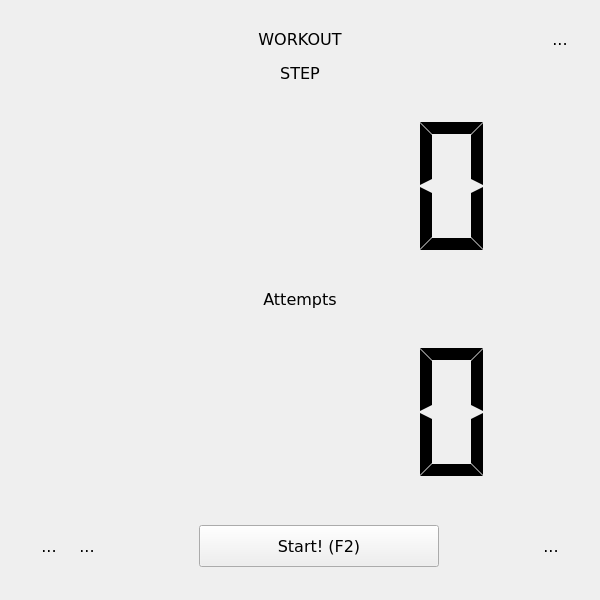
The window that src/ui/MainWindow.ui (antongus/kettlebell-timer) describes before a commit, drawn with Qt 5.
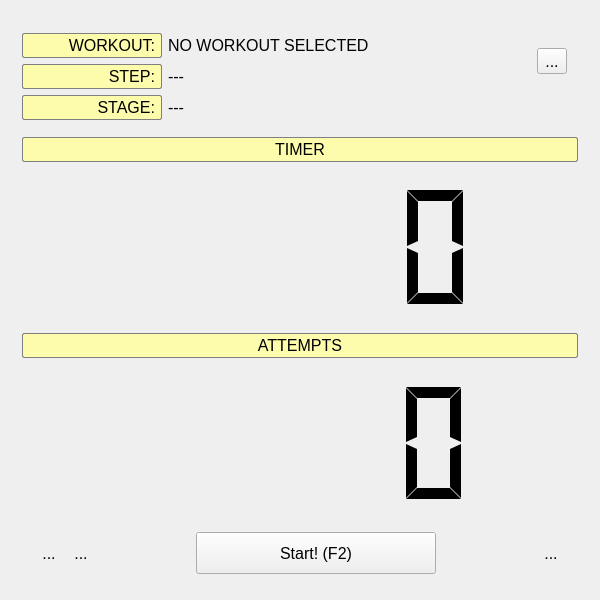
The same window after the commit. Icons and pictures are not drawn.

Commit message: made separate labels for step and stage, rearrange ui

```diff
--- a/src/ui/MainWindow.ui
+++ b/src/ui/MainWindow.ui
@@ -12,16 +12,16 @@
   </property>
   <property name="font">
    <font>
-    <family>Verdana</family>
     <pointsize>12</pointsize>
-    <weight>50</weight>
-    <bold>false</bold>
    </font>
   </property>
   <property name="windowIcon">
    <iconset resource="../../res/resource.qrc">
     <normaloff>:/icons/kettlebell.svg</normaloff>:/icons/kettlebell.svg</iconset>
   </property>
+  <property name="styleSheet">
+   <string notr="true"/>
+  </property>
   <widget class="QWidget" name="centralWidget">
    <layout class="QVBoxLayout" name="verticalLayout_4">
     <item>
@@ -29,79 +29,120 @@
       <layout class="QVBoxLayout" name="verticalLayout_3">
        <item>
         <widget class="QWidget" name="widget_4" native="true">
-         <layout class="QHBoxLayout" name="horizontalLayout_4">
+         <layout class="QGridLayout" name="gridLayout">
           <property name="leftMargin">
-           <number>1</number>
+           <number>0</number>
           </property>
-          <property name="topMargin">
-           <number>1</number>
-          </property>
-          <property name="rightMargin">
-           <number>1</number>
-          </property>
-          <property name="bottomMargin">
-           <number>1</number>
-          </property>
-          <item>
-           <spacer name="horizontalSpacer_6">
-            <property name="orientation">
-             <enum>Qt::Horizontal</enum>
+          <item row="0" column="2">
+           <widget class="QLabel" name="labelWorkoutCaption">
+            <property name="sizePolicy">
+             <sizepolicy hsizetype="Expanding" vsizetype="Preferred">
+              <horstretch>0</horstretch>
+              <verstretch>0</verstretch>
+             </sizepolicy>
             </property>
-            <property name="sizeType">
-             <enum>QSizePolicy::Fixed</enum>
+            <property name="text">
+             <string>NO WORKOUT SELECTED</string>
             </property>
-            <property name="sizeHint" stdset="0">
+            <property name="alignment">
+             <set>Qt::AlignLeading|Qt::AlignLeft|Qt::AlignVCenter</set>
+            </property>
+           </widget>
+          </item>
+          <item row="3" column="0">
+           <widget class="QLabel" name="labelStage">
+            <property name="minimumSize">
              <size>
-              <width>40</width>
-              <height>20</height>
+              <width>140</width>
+              <height>0</height>
              </size>
             </property>
-           </spacer>
-          </item>
-          <item>
-           <spacer name="horizontalSpacer_8">
-            <property name="orientation">
-             <enum>Qt::Horizontal</enum>
+            <property name="styleSheet">
+             <string notr="true">padding: 2px 2px;
+border: 1px solid;
+border-radius: 2px;
+background-color: rgba(255, 255, 153, 200);
+border-color: gray;
+font-size: 12pt;</string>
             </property>
-            <property name="sizeHint" stdset="0">
+            <property name="text">
+             <string>STAGE:</string>
+            </property>
+            <property name="alignment">
+             <set>Qt::AlignRight|Qt::AlignTrailing|Qt::AlignVCenter</set>
+            </property>
+           </widget>
+          </item>
+          <item row="0" column="0">
+           <widget class="QLabel" name="labelWorkout">
+            <property name="minimumSize">
              <size>
-              <width>40</width>
-              <height>20</height>
+              <width>140</width>
+              <height>0</height>
              </size>
             </property>
-           </spacer>
-          </item>
-          <item>
-           <widget class="QLabel" name="labelWorkoutName">
+            <property name="styleSheet">
+             <string notr="true">padding: 2px 2px;
+border: 1px solid;
+border-radius: 2px;
+background-color: rgba(255, 255, 153, 200);
+border-color: gray;
+font-size: 12pt;</string>
+            </property>
             <property name="text">
-             <string>WORKOUT</string>
+             <string>WORKOUT:</string>
             </property>
             <property name="alignment">
-             <set>Qt::AlignCenter</set>
+             <set>Qt::AlignRight|Qt::AlignTrailing|Qt::AlignVCenter</set>
             </property>
            </widget>
           </item>
-          <item>
-           <spacer name="horizontalSpacer">
-            <property name="orientation">
-             <enum>Qt::Horizontal</enum>
+          <item row="3" column="2">
+           <widget class="QLabel" name="labelStageCaption">
+            <property name="text">
+             <string>---</string>
             </property>
-            <property name="sizeHint" stdset="0">
+            <property name="alignment">
+             <set>Qt::AlignLeading|Qt::AlignLeft|Qt::AlignVCenter</set>
+            </property>
+           </widget>
+          </item>
+          <item row="1" column="0">
+           <widget class="QLabel" name="labelStep">
+            <property name="minimumSize">
              <size>
-              <width>40</width>
-              <height>20</height>
+              <width>140</width>
+              <height>0</height>
              </size>
             </property>
-           </spacer>
+            <property name="styleSheet">
+             <string notr="true">padding: 2px 2px;
+border: 1px solid;
+border-radius: 2px;
+background-color: rgba(255, 255, 153, 200);
+border-color: gray;
+font-size: 12pt;</string>
+            </property>
+            <property name="text">
+             <string>STEP:</string>
+            </property>
+            <property name="alignment">
+             <set>Qt::AlignRight|Qt::AlignTrailing|Qt::AlignVCenter</set>
+            </property>
+           </widget>
           </item>
-          <item>
+          <item row="1" column="2">
+           <widget class="QLabel" name="labelStepCaption">
+            <property name="text">
+             <string>---</string>
+            </property>
+            <property name="alignment">
+             <set>Qt::AlignLeading|Qt::AlignLeft|Qt::AlignVCenter</set>
+            </property>
+           </widget>
+          </item>
+          <item row="0" column="3" rowspan="2">
            <widget class="QToolButton" name="tbSelectWorkout">
-            <property name="minimumSize">
-             <size>
-              <width>32</width>
-              <height>32</height>
-             </size>
-            </property>
             <property name="toolTip">
              <string>Select workout...</string>
             </property>
@@ -114,70 +155,37 @@
             </property>
             <property name="iconSize">
              <size>
-              <width>32</width>
-              <height>32</height>
+              <width>44</width>
+              <height>44</height>
              </size>
             </property>
-            <property name="autoRaise">
-             <bool>true</bool>
-            </property>
            </widget>
           </item>
          </layout>
         </widget>
        </item>
        <item>
-        <widget class="QWidget" name="widget_7" native="true">
-         <layout class="QHBoxLayout" name="horizontalLayout_7">
-          <property name="leftMargin">
-           <number>1</number>
-          </property>
-          <property name="topMargin">
-           <number>1</number>
-          </property>
-          <property name="rightMargin">
-           <number>1</number>
-          </property>
-          <property name="bottomMargin">
-           <number>1</number>
-          </property>
-          <item>
-           <spacer name="horizontalSpacer_13">
-            <property name="orientation">
-             <enum>Qt::Horizontal</enum>
-            </property>
-            <property name="sizeHint" stdset="0">
-             <size>
-              <width>40</width>
-              <height>20</height>
-             </size>
-            </property>
-           </spacer>
-          </item>
-          <item>
-           <widget class="QLabel" name="labelWorkoutStepName">
-            <property name="text">
-             <string>STEP</string>
-            </property>
-            <property name="alignment">
-             <set>Qt::AlignCenter</set>
-            </property>
-           </widget>
-          </item>
-          <item>
-           <spacer name="horizontalSpacer_14">
-            <property name="orientation">
-             <enum>Qt::Horizontal</enum>
-            </property>
-            <property name="sizeHint" stdset="0">
-             <size>
-              <width>40</width>
-              <height>20</height>
-             </size>
-            </property>
-           </spacer>
-          </item>
-         </layout>
+        <widget class="QLabel" name="labelTimer">
+         <property name="minimumSize">
+          <size>
+           <width>140</width>
+           <height>0</height>
+          </size>
+         </property>
+         <property name="styleSheet">
+          <string notr="true">padding: 2px 2px;
+border: 1px solid;
+border-radius: 2px;
+background-color: rgba(255, 255, 153, 200);
+border-color: gray;
+font-size: 12pt;</string>
+         </property>
+         <property name="text">
+          <string>TIMER</string>
+         </property>
+         <property name="alignment">
+          <set>Qt::AlignCenter</set>
+         </property>
         </widget>
        </item>
        <item>
@@ -190,13 +198,13 @@
          </property>
          <layout class="QHBoxLayout" name="horizontalLayout">
           <item>
-           <spacer name="horizontalSpacer_2">
+           <spacer name="horizontalSpacer">
             <property name="orientation">
              <enum>Qt::Horizontal</enum>
             </property>
             <property name="sizeHint" stdset="0">
              <size>
-              <width>131</width>
+              <width>40</width>
               <height>20</height>
              </size>
             </property>
@@ -228,13 +236,13 @@
            </widget>
           </item>
           <item>
-           <spacer name="horizontalSpacer_4">
+           <spacer name="horizontalSpacer_2">
             <property name="orientation">
              <enum>Qt::Horizontal</enum>
             </property>
             <property name="sizeHint" stdset="0">
              <size>
-              <width>131</width>
+              <width>40</width>
               <height>20</height>
              </size>
             </property>
@@ -244,57 +252,27 @@
         </widget>
        </item>
        <item>
-        <widget class="QWidget" name="widget_5" native="true">
-         <layout class="QHBoxLayout" name="horizontalLayout_5">
-          <property name="leftMargin">
-           <number>1</number>
-          </property>
-          <property name="topMargin">
-           <number>1</number>
-          </property>
-          <property name="rightMargin">
-           <number>1</number>
-          </property>
-          <property name="bottomMargin">
-           <number>1</number>
-          </property>
-          <item>
-           <spacer name="horizontalSpacer_9">
-            <property name="orientation">
-             <enum>Qt::Horizontal</enum>
-            </property>
-            <property name="sizeHint" stdset="0">
-             <size>
-              <width>40</width>
-              <height>20</height>
-             </size>
-            </property>
-           </spacer>
-          </item>
-          <item>
-           <widget class="QLabel" name="labelTimer_2">
-            <property name="text">
-             <string>Attempts</string>
-            </property>
-            <property name="alignment">
-             <set>Qt::AlignCenter</set>
-            </property>
-           </widget>
-          </item>
-          <item>
-           <spacer name="horizontalSpacer_10">
-            <property name="orientation">
-             <enum>Qt::Horizontal</enum>
-            </property>
-            <property name="sizeHint" stdset="0">
-             <size>
-              <width>40</width>
-              <height>20</height>
-             </size>
-            </property>
-           </spacer>
-          </item>
-         </layout>
+        <widget class="QLabel" name="labelAttempts">
+         <property name="minimumSize">
+          <size>
+           <width>140</width>
+           <height>0</height>
+          </size>
+         </property>
+         <property name="styleSheet">
+          <string notr="true">padding: 2px 2px;
+border: 1px solid;
+border-radius: 2px;
+background-color: rgba(255, 255, 153, 200);
+border-color: gray;
+font-size: 12pt;</string>
+         </property>
+         <property name="text">
+          <string>ATTEMPTS</string>
+         </property>
+         <property name="alignment">
+          <set>Qt::AlignCenter</set>
+         </property>
         </widget>
        </item>
        <item>
@@ -307,13 +285,13 @@
          </property>
          <layout class="QHBoxLayout" name="horizontalLayout_6">
           <item>
-           <spacer name="horizontalSpacer_11">
+           <spacer name="horizontalSpacer_4">
             <property name="orientation">
              <enum>Qt::Horizontal</enum>
             </property>
             <property name="sizeHint" stdset="0">
              <size>
-              <width>131</width>
+              <width>40</width>
               <height>20</height>
              </size>
             </property>
@@ -345,13 +323,13 @@
            </widget>
           </item>
           <item>
-           <spacer name="horizontalSpacer_12">
+           <spacer name="horizontalSpacer_6">
             <property name="orientation">
              <enum>Qt::Horizontal</enum>
             </property>
             <property name="sizeHint" stdset="0">
              <size>
-              <width>131</width>
+              <width>40</width>
               <height>20</height>
              </size>
             </property>
@@ -363,14 +341,23 @@
        <item>
         <widget class="QWidget" name="widget" native="true">
          <layout class="QHBoxLayout" name="horizontalLayout_2">
+          <property name="spacing">
+           <number>2</number>
+          </property>
+          <property name="leftMargin">
+           <number>12</number>
+          </property>
+          <property name="topMargin">
+           <number>4</number>
+          </property>
+          <property name="rightMargin">
+           <number>12</number>
+          </property>
+          <property name="bottomMargin">
+           <number>4</number>
+          </property>
           <item>
            <widget class="QToolButton" name="tbSettings">
-            <property name="minimumSize">
-             <size>
-              <width>32</width>
-              <height>32</height>
-             </size>
-            </property>
             <property name="toolTip">
              <string>Settings</string>
             </property>
@@ -383,8 +370,8 @@
             </property>
             <property name="iconSize">
              <size>
-              <width>32</width>
-              <height>32</height>
+              <width>38</width>
+              <height>38</height>
              </size>
             </property>
             <property name="autoRaise">
@@ -394,12 +381,6 @@
           </item>
           <item>
            <widget class="QToolButton" name="tbEditWorkouts">
-            <property name="minimumSize">
-             <size>
-              <width>32</width>
-              <height>32</height>
-             </size>
-            </property>
             <property name="toolTip">
              <string>Edit workouts</string>
             </property>
@@ -412,8 +393,8 @@
             </property>
             <property name="iconSize">
              <size>
-              <width>32</width>
-              <height>32</height>
+              <width>38</width>
+              <height>38</height>
              </size>
             </property>
             <property name="autoRaise">
@@ -490,12 +471,6 @@
           </item>
           <item>
            <widget class="QToolButton" name="tbAbout">
-            <property name="minimumSize">
-             <size>
-              <width>32</width>
-              <height>32</height>
-             </size>
-            </property>
             <property name="toolTip">
              <string>About</string>
             </property>
@@ -508,8 +483,8 @@
             </property>
             <property name="iconSize">
              <size>
-              <width>32</width>
-              <height>32</height>
+              <width>38</width>
+              <height>38</height>
              </size>
             </property>
             <property name="autoRaise">
```
Left out of the diff: 2 changed lines with no effect on the pictures. The commit also changes 5 other files.
